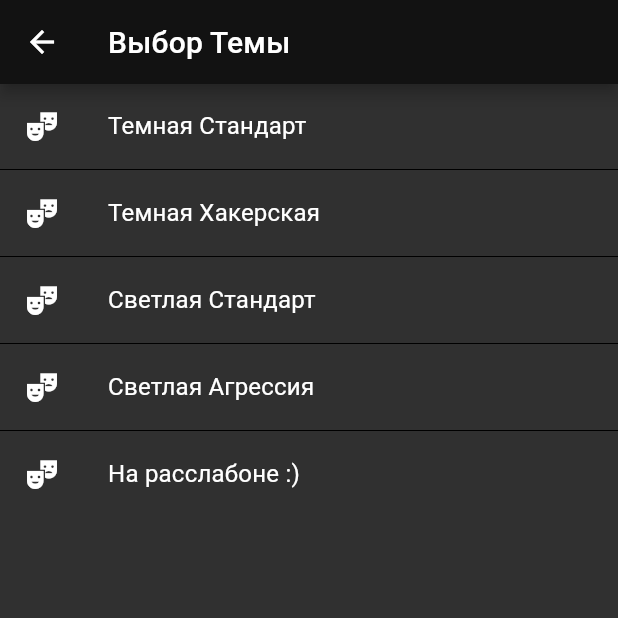
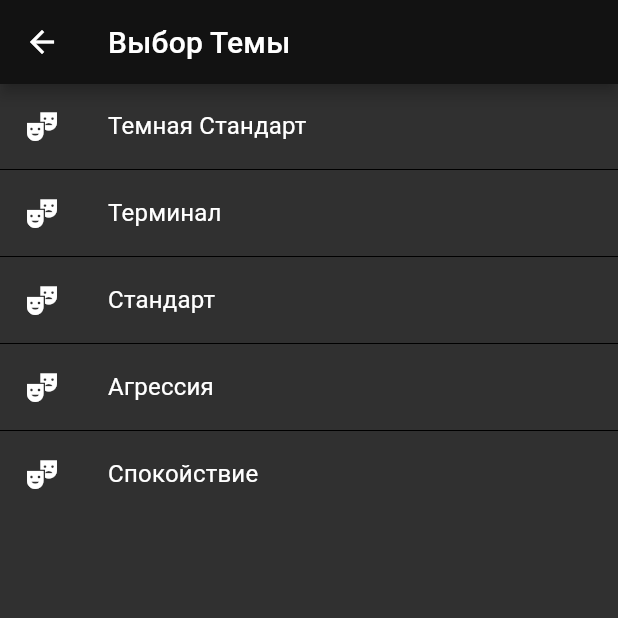
Before and after one commit to fear404-png/fastpad, a Flutter app: the ChangeThemeWidget screen opened by its route, on a phone screen of 412 x 824 dp, the top half of it. Run offline on Flutter 3.47's test engine with Material 2 defaults, Android fonts, the phone set to English and light mode, and no system bars; our stand-ins replace bloc, flutter_bloc, flutter_slidable, google_fonts; project files that could hold a hidden picture were left out.

```diff
--- a/lib/theme/app_themes.dart
+++ b/lib/theme/app_themes.dart
@@ -30,13 +30,13 @@ final List<ThemeData> appThemeData = [
           .copyWith(onError: Colors.black)),
   ThemeData(
       colorScheme:
-          ColorScheme.highContrastDark().copyWith(onError: Colors.white))
+          const ColorScheme.highContrastDark().copyWith(onError: Colors.white))
 ];
 
 final List<String> appThemeName = [
   "Темная Стандарт",
-  "Темная Хакерская ",
-  "Светлая Стандарт",
-  "Светлая Агрессия ",
-  "На расслабоне :)"
+  "Терминал",
+  "Стандарт",
+  "Агрессия ",
+  "Спокойствие"
 ];
```
Also changed, not shown: lib/pages/notes/note/note_view.dart (+40 -8 lines).
